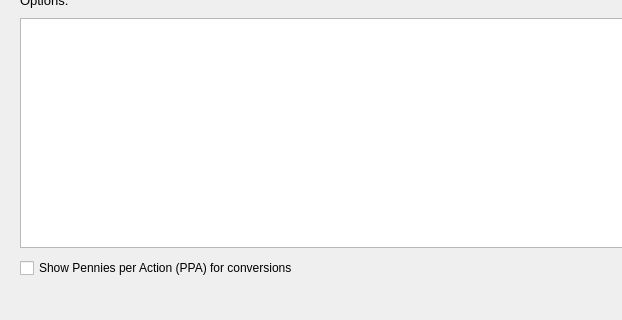
rahv/FallenLondon-ConversionCalculator, file MainWindow.ui: the form before one commit; both pictures show x 0 to 622 and y 180 to 500 of the 730 by 500 pixel window.
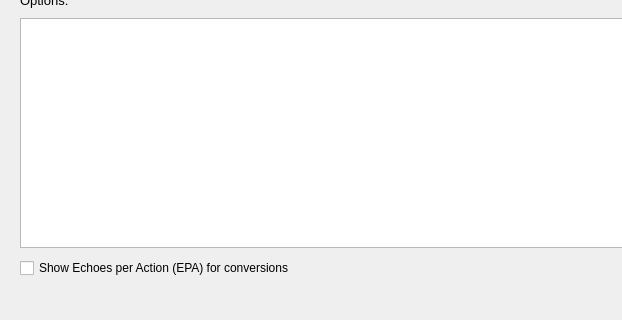
The form after the commit.

Commit message: changed PPA to EPA

```diff
--- a/MainWindow.ui
+++ b/MainWindow.ui
@@ -294,7 +294,7 @@
             </font>
            </property>
            <property name="text">
-            <string>Show Pennies per Action (PPA) for conversions</string>
+            <string>Show Echoes per Action (EPA) for conversions</string>
            </property>
           </widget>
          </item>
```
Left out of the diff: 2 changed lines with no effect on the pictures. The commit also changes 2 other files.
